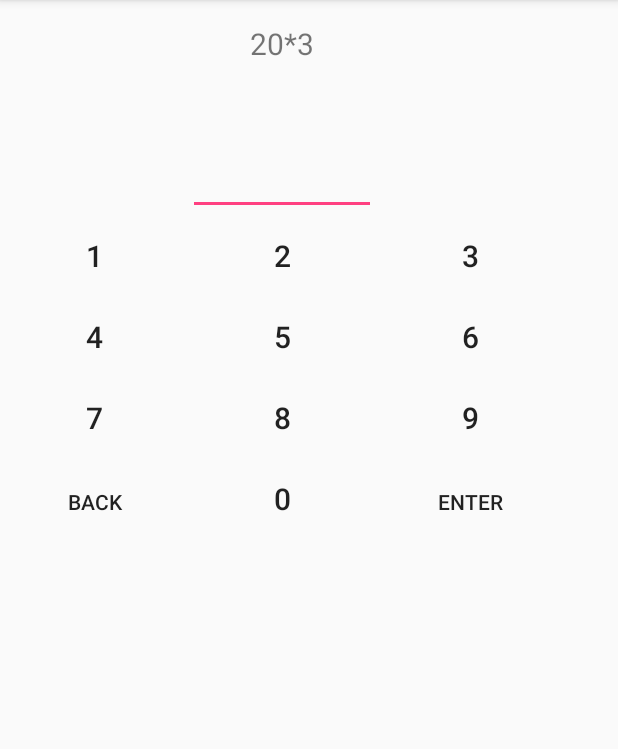
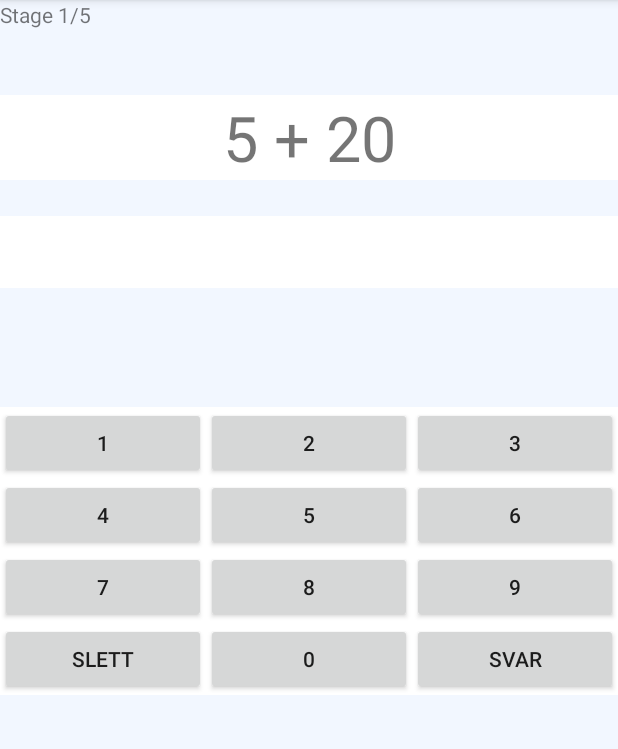
Before and after one commit to s315614/AppUtvikling-MathGame, an Android app: the Spill screen opened directly, with no data from a screen before it, on a phone screen of 412 x 824 dp, the part 84-833 px from its top. Run offline under Robolectric (Android 15) with nearby library versions, the phone set to English and light mode, and no system bars.

Commit message:
Legger til spilllayout

```diff
--- a/app/src/main/java/com/example/bas/livssyklus/Spill.java
+++ b/app/src/main/java/com/example/bas/livssyklus/Spill.java
@@ -1,5 +1,6 @@
 package com.example.bas.livssyklus;
 
+import android.content.res.Resources;
 import android.os.Bundle;
 import android.support.v7.app.AppCompatActivity;
 import android.util.SparseArray;
@@ -7,6 +8,7 @@ import android.view.View;
 import android.view.inputmethod.InputConnection;
 import android.widget.Button;
 import android.widget.EditText;
+import android.widget.TextView;
 
 public class Spill extends AppCompatActivity {
 
@@ -15,118 +17,113 @@ public class Spill extends AppCompatActivity {
         super.onCreate(savedInstanceState);
         setContentView(R.layout.activity_spill);
 
-        final SparseArray<String> keyValues = new SparseArray<>();
-        final InputConnection inputConnection;
+        final TextView inputText = (TextView)findViewById(R.id.inputTxt);
+        final TextView outputText = (TextView)findViewById(R.id.outputTxt);
 
-        Button button1 = (Button) findViewById(R.id.button1);
+        Button button1 = (Button)findViewById(R.id.button1);
         button1.setOnClickListener(new View.OnClickListener() {
             @Override
             public void onClick(View v) {
-                EditText numberEntered = (EditText) findViewById(R.id.numberEntered);
-                String number1 = "1";
-                numberEntered.setText(number1 + "");
+                inputText.setText(inputText.getText() + "1");
+
             }
         });
-        Button button2 = (Button) findViewById(R.id.button2);
+
+        Button button2 = (Button)findViewById(R.id.button2);
         button2.setOnClickListener(new View.OnClickListener() {
             @Override
             public void onClick(View v) {
-                EditText numberEntered = (EditText) findViewById(R.id.numberEntered);
-                String number2 = "2";
-                numberEntered.setText(number2 + "");
+                inputText.setText(inputText.getText() + "2");
+
             }
         });
-        Button button3 = (Button) findViewById(R.id.button3);
+
+        Button button3 = (Button)findViewById(R.id.button3);
         button3.setOnClickListener(new View.OnClickListener() {
             @Override
             public void onClick(View v) {
-                EditText numberEntered = (EditText) findViewById(R.id.numberEntered);
-                String number3 = "3";
-                numberEntered.setText(number3 + "");
+                inputText.setText(inputText.getText() + "3");
+
             }
         });
-        Button button4 = (Button) findViewById(R.id.button4);
+
+        Button button4 = (Button)findViewById(R.id.button4);
         button4.setOnClickListener(new View.OnClickListener() {
             @Override
             public void onClick(View v) {
-                EditText numberEntered = (EditText) findViewById(R.id.numberEntered);
-                String number4 = "4";
-                numberEntered.setText(number4 + "");
+                inputText.setText(inputText.getText() + "4");
+
             }
         });
-        Button button5 = (Button) findViewById(R.id.button5);
+
+        Button button5 = (Button)findViewById(R.id.button5);
         button5.setOnClickListener(new View.OnClickListener() {
             @Override
             public void onClick(View v) {
-                EditText numberEntered = (EditText) findViewById(R.id.numberEntered);
-                String number5 = "5";
-                numberEntered.setText(number5 + "");
+                inputText.setText(inputText.getText() + "5");
+
             }
         });
-        Button button6 = (Button) findViewById(R.id.button6);
+
+        Button button6 = (Button)findViewById(R.id.button6);
         button6.setOnClickListener(new View.OnClickListener() {
             @Override
             public void onClick(View v) {
-                EditText numberEntered = (EditText) findViewById(R.id.numberEntered);
-                String number6 = "6";
-                numberEntered.setText(number6 + "");
+                inputText.setText(inputText.getText() + "6");
+
             }
         });
-        Button button7 = (Button) findViewById(R.id.button7);
+
+
+        Button button7 = (Button)findViewById(R.id.button7);
         button7.setOnClickListener(new View.OnClickListener() {
             @Override
             public void onClick(View v) {
-                EditText numberEntered = (EditText) findViewById(R.id.numberEntered);
-                String number7 = "7";
-                numberEntered.setText(number7 + "");
+                inputText.setText(inputText.getText() + "7");
+
             }
         });
-        Button button8 = (Button) findViewById(R.id.button8);
+
+        Button button8 = (Button)findViewById(R.id.button8);
         button8.setOnClickListener(new View.OnClickListener() {
             @Override
             public void onClick(View v) {
-                EditText numberEntered = (EditText) findViewById(R.id.numberEntered);
-                String number8 = "8";
-                numberEntered.setText(number8 + "");
+                inputText.setText(inputText.getText() + "8");
+
             }
         });
-        Button button9 = (Button) findViewById(R.id.button9);
+
+        Button button9 = (Button)findViewById(R.id.button9);
         button9.setOnClickListener(new View.OnClickListener() {
             @Override
             public void onClick(View v) {
-                EditText numberEntered = (EditText) findViewById(R.id.numberEntered);
-                String number9 = "9";
-                //int textInt = Integer.valueOf(numberEntered.getText().toString());
-              //  numberEntered.setText(String.valueOf(textInt+""+number9));
-                numberEntered.setText(number9);
+                inputText.setText(inputText.getText() + "9");
+
             }
         });
-        Button button0 = (Button) findViewById(R.id.button0);
+
+        Button button0 = (Button)findViewById(R.id.button0);
         button0.setOnClickListener(new View.OnClickListener() {
             @Override
             public void onClick(View v) {
-                EditText numberEntered = (EditText) findViewById(R.id.numberEntered);
-                keyValues.put(R.id.button0,"0");
-               // String number0 = "0";
-               // numberEntered.setText(number0);
-                //int textInt = Integer.valueOf(numberEntered.getText().toString());
-                //numberEntered.setText(String.valueOf(textInt+""+number0));
+                inputText.setText(inputText.getText() + "0");
+
             }
         });
 
-        Button backButton = (Button) findViewById(R.id.backButton);
-        Button enterButton = (Button) findViewById(R.id.enterButton);
+        Button buttonSlett = (Button)findViewById(R.id.buttonSlett);
+        buttonSlett.setOnClickListener(new View.OnClickListener() {
+            @Override
+            public void onClick(View v) {
+                inputText.setText(inputText.getText() + "0");
 
-        keyValues.put(R.id.button1,"1");
-        keyValues.put(R.id.button2,"2");
-        keyValues.put(R.id.button3,"3");
-        keyValues.put(R.id.button4,"4");
-        keyValues.put(R.id.button5,"5");
-        keyValues.put(R.id.button6,"6");
-        keyValues.put(R.id.button7,"7");
-        keyValues.put(R.id.button8,"8");
-        keyValues.put(R.id.button9,"9");
+            }
+        });
 
+        Resources res = getResources();
+        String[] questions;
+        questions = res.getStringArray(R.array.questions);
+        outputText.setText(questions[1]);
 
     }
 }
--- a/app/src/main/res/layout/activity_spill.xml
+++ b/app/src/main/res/layout/activity_spill.xml
@@ -1,181 +1,175 @@
 <?xml version="1.0" encoding="utf-8"?>
-<TableLayout xmlns:android="http://schemas.android.com/apk/res/android"
+<RelativeLayout xmlns:android="http://schemas.android.com/apk/res/android"
     xmlns:app="http://schemas.android.com/apk/res-auto"
     xmlns:tools="http://schemas.android.com/tools"
     android:layout_width="match_parent"
     android:layout_height="match_parent"
-    tools:context=".MainActivity">
+    tools:context=".Hoved"
+    android:background="@color/colorBackground"
+    >
 
-    <TableRow
-        android:orientation="vertical"
-        tools:layout_marginRight="50dp">
+    <LinearLayout
+        android:layout_width="match_parent"
+        android:layout_height="match_parent"
+        android:layout_alignParentStart="true"
+        android:layout_alignParentTop="true"
+        android:orientation="vertical">
+
+        <TextView
+            android:id="@+id/stageTxt"
+            android:layout_width="match_parent"
+            android:layout_height="wrap_content"
+            android:text="Stage 1/5"
+            android:textSize="14sp" />
 
         <Space
-            android:layout_width="wrap_content"
-            android:layout_height="wrap_content" />
+            android:layout_width="match_parent"
+            android:layout_height="44dp" />
 
         <TextView
-            android:id="@+id/textView2"
-            style="?android:attr/dialogTheme"
-            android:layout_width="125dp"
-            android:layout_height="64dp"
-            android:layout_marginTop="15dp"
-            android:text="20*3"
+            android:id="@+id/outputTxt"
+            android:layout_width="match_parent"
+            android:layout_height="wrap_content"
+            android:background="@color/colorWhite"
+            android:text="2x2"
             android:textAlignment="center"
-            android:textSize="20sp" />
-
-    </TableRow>
-
-    <TableRow
-        android:layout_width="match_parent"
-        android:layout_height="match_parent">
+            android:textSize="42sp" />
 
         <Space
-            android:layout_width="wrap_content"
-            android:layout_height="wrap_content" />
-
-        <EditText
-            android:id="@+id/numberEntered"
-            android:layout_width="120dp"
-            android:layout_height="64dp"
-            android:autoText="false"
-            android:contextClickable="false"
-            android:cursorVisible="false"
-            android:ems="10"
-            android:inputType="number"
-            android:linksClickable="false"
-            android:longClickable="false" />
+            android:layout_width="match_parent"
+            android:layout_height="24dp" />
 
         <TextView
-            android:id="@+id/rightWrong"
-            android:layout_width="wrap_content"
-            android:layout_height="wrap_content" />
-    </TableRow>
+            android:id="@+id/inputTxt"
+            android:layout_width="match_parent"
+            android:layout_height="48dp"
+            android:background="@color/colorWhite"
+            android:maxLength="10"
+            android:textAlignment="center"
+            android:textSize="14sp" />
 
-    <TableRow
+        <Space
             android:layout_width="match_parent"
-        android:layout_height="match_parent">
+            android:layout_height="79dp" />
+
+        <LinearLayout
+            android:layout_width="match_parent"
+            android:layout_height="wrap_content"
+            android:background="@color/colorWhite"
+            android:orientation="vertical">
+
+            <LinearLayout
+                android:layout_width="match_parent"
+                android:layout_height="wrap_content"
+                android:orientation="horizontal">
 
                 <Button
                     android:id="@+id/button1"
-            style="?attr/buttonBarButtonStyle"
-            android:layout_width="125dp"
-            android:layout_height="match_parent"
-            android:text="1"
-            android:textAppearance="@style/TextAppearance.AppCompat.Button"
-            android:textSize="20sp" />
+                    android:layout_width="wrap_content"
+                    android:layout_height="wrap_content"
+                    android:layout_weight="1"
+                    android:text="1" />
 
                 <Button
                     android:id="@+id/button2"
-            style="?attr/buttonBarButtonStyle"
-            android:layout_width="125dp"
-            android:layout_height="match_parent"
-            android:text="2"
-            android:textAppearance="@style/TextAppearance.AppCompat.Button"
-            android:textSize="20sp" />
+                    android:layout_width="wrap_content"
+                    android:layout_height="wrap_content"
+                    android:layout_weight="1"
+                    android:text="2" />
 
                 <Button
                     android:id="@+id/button3"
-            style="?attr/buttonBarButtonStyle"
-            android:layout_width="125dp"
-            android:layout_height="match_parent"
-            android:text="3"
-            android:textAppearance="@style/TextAppearance.AppCompat.Button"
-            android:textSize="20sp" />
-    </TableRow>
+                    android:layout_width="wrap_content"
+                    android:layout_height="wrap_content"
+                    android:layout_weight="1"
+                    android:text="3" />
 
-    <TableRow
-        android:layout_width="wrap_content"
-        android:layout_height="match_parent">
+            </LinearLayout>
+
+            <LinearLayout
+                android:layout_width="match_parent"
+                android:layout_height="wrap_content"
+                android:orientation="horizontal">
 
                 <Button
                     android:id="@+id/button4"
-            style="?attr/buttonBarButtonStyle"
-            android:layout_width="125dp"
+                    android:layout_width="wrap_content"
                     android:layout_height="wrap_content"
-            android:text="4"
-            android:textAppearance="@style/TextAppearance.AppCompat.Button"
-            android:textSize="20sp" />
+                    android:layout_weight="1"
+                    android:text="4" />
 
                 <Button
                     android:id="@+id/button5"
-            style="?attr/buttonBarButtonStyle"
-            android:layout_width="125dp"
+                    android:layout_width="wrap_content"
                     android:layout_height="wrap_content"
-            android:text="5"
-            android:textAppearance="@style/TextAppearance.AppCompat.Button"
-            android:textSize="20sp" />
+                    android:layout_weight="1"
+                    android:text="5" />
 
                 <Button
                     android:id="@+id/button6"
-            style="?attr/buttonBarButtonStyle"
-            android:layout_width="125dp"
+                    android:layout_width="wrap_content"
                     android:layout_height="wrap_content"
-            android:text="6"
-            android:textAppearance="@style/TextAppearance.AppCompat.Button"
-            android:textSize="20sp" />
-    </TableRow>
+                    android:layout_weight="1"
+                    android:text="6" />
 
-    <TableRow
-        android:layout_width="wrap_content"
-        android:layout_height="match_parent">
+            </LinearLayout>
+
+            <LinearLayout
+                android:layout_width="match_parent"
+                android:layout_height="wrap_content"
+                android:orientation="horizontal">
 
                 <Button
                     android:id="@+id/button7"
-            style="?attr/buttonBarButtonStyle"
-            android:layout_width="125dp"
+                    android:layout_width="wrap_content"
                     android:layout_height="wrap_content"
-            android:text="7"
-            android:textAppearance="@style/TextAppearance.AppCompat.Button"
-            android:textSize="20sp" />
+                    android:layout_weight="1"
+                    android:text="7" />
 
                 <Button
                     android:id="@+id/button8"
-            style="?attr/buttonBarButtonStyle"
-            android:layout_width="125dp"
+                    android:layout_width="wrap_content"
                     android:layout_height="wrap_content"
-            android:text="8"
-            android:textAppearance="@style/TextAppearance.AppCompat.Button"
-            android:textSize="20sp" />
+                    android:layout_weight="1"
+                    android:text="8" />
 
                 <Button
                     android:id="@+id/button9"
-            style="?attr/buttonBarButtonStyle"
-            android:layout_width="125dp"
+                    android:layout_width="wrap_content"
                     android:layout_height="wrap_content"
-            android:text="9"
-            android:textAppearance="@style/TextAppearance.AppCompat.Button"
-            android:textSize="20sp" />
-    </TableRow>
+                    android:layout_weight="1"
+                    android:text="9" />
+            </LinearLayout>
 
-    <TableRow
-        android:layout_width="wrap_content"
-        android:layout_height="match_parent">
+            <LinearLayout
+                android:layout_width="match_parent"
+                android:layout_height="wrap_content"
+                android:orientation="horizontal">
 
                 <Button
-            android:id="@+id/backButton"
-            style="?attr/buttonBarButtonStyle"
-            android:layout_width="125dp"
+                    android:id="@+id/buttonSlett"
+                    android:layout_width="wrap_content"
                     android:layout_height="wrap_content"
-            android:text="Back"
-            android:textAppearance="@style/TextAppearance.AppCompat.Button" />
+                    android:layout_weight="1"
+                    android:text="Slett" />
 
                 <Button
                     android:id="@+id/button0"
-            style="?attr/buttonBarButtonStyle"
-            android:layout_width="125dp"
+                    android:layout_width="wrap_content"
                     android:layout_height="wrap_content"
-            android:text="0"
-            android:textAppearance="@style/TextAppearance.AppCompat.Button"
-            android:textSize="20sp" />
+                    android:layout_weight="1"
+                    android:text="0" />
 
                 <Button
-            android:id="@+id/enterButton"
-            style="?attr/buttonBarButtonStyle"
-            android:layout_width="125dp"
+                    android:id="@+id/buttonSvar"
+                    android:layout_width="wrap_content"
                     android:layout_height="wrap_content"
-            android:text="Enter"
-            android:textAppearance="@style/TextAppearance.AppCompat.Button" />
+                    android:layout_weight="1"
+                    android:text="Svar" />
+            </LinearLayout>
 
-    </TableRow>
-</TableLayout>
+        </LinearLayout>
+
+    </LinearLayout>
+
+</RelativeLayout>
--- /dev/null
+++ b/app/src/main/res/values/arrays.xml
@@ -0,0 +1,36 @@
+<?xml version="1.0" encoding="utf-8"?>
+<resources>
+
+    <string-array name="questions">
+        <item>2 x 2</item>
+        <item>5 + 20</item>
+        <item>20 / 2</item>
+        <item>97 + 20</item>
+        <item>20 - 8</item>
+        <item>7 x 4</item>
+        <item>4 x 8</item>
+        <item>47 - 35</item>
+        <item>98 + 15</item>
+    </string-array>
+
+    <string-array name="answers">
+        <item>4</item>
+        <item>25</item>
+        <item>10</item>
+        <item>117</item>
+        <item>12</item>
+        <item>28</item>
+        <item>32</item>
+        <item>7</item>
+        <item>113</item>
+    </string-array>
+
+    <string-array name="result">
+        <item>Question 1</item>
+        <item>Question 2</item>
+        <item>Question 3</item>
+        <item>Question 4</item>
+        <item>Question 5</item>
+    </string-array>
+
+</resources>
--- a/app/src/main/res/values/colors.xml
+++ b/app/src/main/res/values/colors.xml
@@ -3,4 +3,8 @@
     <color name="colorPrimary">#3F51B5</color>
     <color name="colorPrimaryDark">#303F9F</color>
     <color name="colorAccent">#FF4081</color>
+
+    <color name="colorInputTxt">#a8c9ff</color>
+    <color name="colorBackground">#f2f7ff</color>
+    <color name="colorWhite">#ffffff</color>
 </resources>
```
Lines whose indentation alone changed are shown as unchanged.
